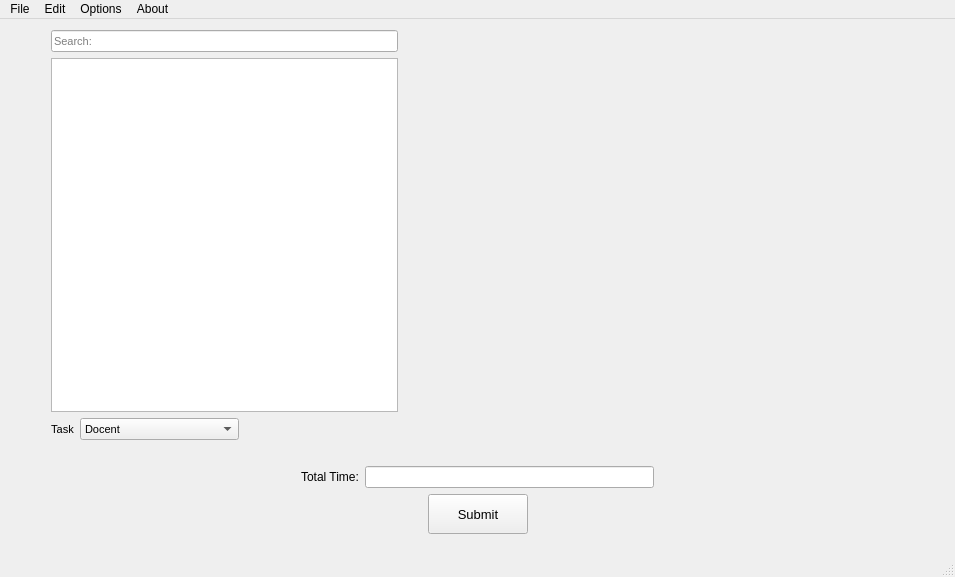
Old version of the form LogNotebook.ui in the repository Beanalones/Log_Notebook.
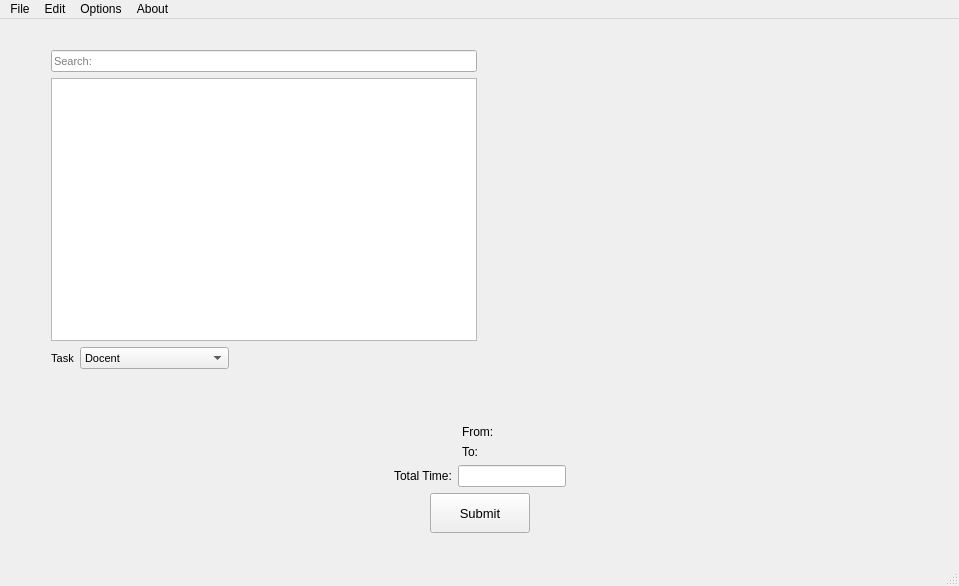
New version of the form. Custom widgets are drawn as their Qt base class.

Patch:
```diff
--- a/LogNotebook.ui
+++ b/LogNotebook.ui
@@ -6,8 +6,8 @@
    <rect>
     <x>0</x>
     <y>0</y>
-    <width>955</width>
-    <height>577</height>
+    <width>959</width>
+    <height>586</height>
    </rect>
   </property>
   <property name="windowTitle">
@@ -15,6 +15,22 @@
   </property>
   <widget class="QWidget" name="centralWidget">
    <layout class="QVBoxLayout" name="verticalLayout_2">
+    <item>
+     <spacer name="verticalSpacer">
+      <property name="orientation">
+       <enum>Qt::Vertical</enum>
+      </property>
+      <property name="sizeType">
+       <enum>QSizePolicy::Fixed</enum>
+      </property>
+      <property name="sizeHint" stdset="0">
+       <size>
+        <width>20</width>
+        <height>20</height>
+       </size>
+      </property>
+     </spacer>
+    </item>
     <item>
      <layout class="QHBoxLayout" name="horizontalLayout_3">
       <item>
@@ -37,6 +53,12 @@
        <layout class="QVBoxLayout" name="verticalLayout">
         <item>
          <widget class="QLineEdit" name="search">
+          <property name="sizePolicy">
+           <sizepolicy hsizetype="MinimumExpanding" vsizetype="Fixed">
+            <horstretch>0</horstretch>
+            <verstretch>0</verstretch>
+           </sizepolicy>
+          </property>
           <property name="font">
            <font>
             <pointsize>8</pointsize>
@@ -49,6 +71,12 @@
         </item>
         <item>
          <widget class="QListWidget" name="nameList">
+          <property name="sizePolicy">
+           <sizepolicy hsizetype="MinimumExpanding" vsizetype="MinimumExpanding">
+            <horstretch>0</horstretch>
+            <verstretch>0</verstretch>
+           </sizepolicy>
+          </property>
           <property name="font">
            <font>
             <pointsize>8</pointsize>
@@ -85,7 +113,7 @@
           <item>
            <widget class="QComboBox" name="taskCombo">
             <property name="sizePolicy">
-             <sizepolicy hsizetype="Expanding" vsizetype="Fixed">
+             <sizepolicy hsizetype="Maximum" vsizetype="Fixed">
               <horstretch>0</horstretch>
               <verstretch>0</verstretch>
              </sizepolicy>
@@ -166,6 +194,9 @@
             <property name="orientation">
              <enum>Qt::Horizontal</enum>
             </property>
+            <property name="sizeType">
+             <enum>QSizePolicy::MinimumExpanding</enum>
+            </property>
             <property name="sizeHint" stdset="0">
              <size>
               <width>40</width>
@@ -176,30 +207,20 @@
           </item>
          </layout>
         </item>
-        <item>
-         <spacer name="verticalSpacer_2">
-          <property name="orientation">
-           <enum>Qt::Vertical</enum>
-          </property>
-          <property name="sizeType">
-           <enum>QSizePolicy::Fixed</enum>
-          </property>
-          <property name="sizeHint" stdset="0">
-           <size>
-            <width>20</width>
-            <height>20</height>
-           </size>
-          </property>
-         </spacer>
-        </item>
        </layout>
       </item>
       <item>
        <widget class="CalendarWidget" name="calendar" native="true">
+        <property name="sizePolicy">
+         <sizepolicy hsizetype="MinimumExpanding" vsizetype="MinimumExpanding">
+          <horstretch>0</horstretch>
+          <verstretch>0</verstretch>
+         </sizepolicy>
+        </property>
         <property name="minimumSize">
          <size>
-          <width>500</width>
-          <height>0</height>
+          <width>100</width>
+          <height>100</height>
          </size>
         </property>
        </widget>
@@ -222,6 +243,82 @@
       </item>
      </layout>
     </item>
+    <item>
+     <spacer name="verticalSpacer_2">
+      <property name="orientation">
+       <enum>Qt::Vertical</enum>
+      </property>
+      <property name="sizeType">
+       <enum>QSizePolicy::Fixed</enum>
+      </property>
+      <property name="sizeHint" stdset="0">
+       <size>
+        <width>20</width>
+        <height>50</height>
+       </size>
+      </property>
+     </spacer>
+    </item>
+    <item>
+     <layout class="QHBoxLayout" name="horizontalLayout_6">
+      <item>
+       <spacer name="horizontalSpacer_10">
+        <property name="orientation">
+         <enum>Qt::Horizontal</enum>
+        </property>
+        <property name="sizeHint" stdset="0">
+         <size>
+          <width>40</width>
+          <height>20</height>
+         </size>
+        </property>
+       </spacer>
+      </item>
+      <item>
+       <layout class="QVBoxLayout" name="verticalLayout_3">
+        <item>
+         <widget class="QLabel" name="startDateLbl">
+          <property name="sizePolicy">
+           <sizepolicy hsizetype="Minimum" vsizetype="Maximum">
+            <horstretch>0</horstretch>
+            <verstretch>0</verstretch>
+           </sizepolicy>
+          </property>
+          <property name="text">
+           <string>From: </string>
+          </property>
+         </widget>
+        </item>
+        <item>
+         <widget class="QLabel" name="endDateLbl">
+          <property name="sizePolicy">
+           <sizepolicy hsizetype="Minimum" vsizetype="Maximum">
+            <horstretch>0</horstretch>
+            <verstretch>0</verstretch>
+           </sizepolicy>
+          </property>
+          <property name="text">
+           <string>To: </string>
+          </property>
+         </widget>
+        </item>
+       </layout>
+      </item>
+      <item>
+       <spacer name="horizontalSpacer_11">
+        <property name="orientation">
+         <enum>Qt::Horizontal</enum>
+        </property>
+        <property name="sizeHint" stdset="0">
+         <size>
+          <width>40</width>
+          <height>20</height>
+         </size>
+        </property>
+       </spacer>
+      </item>
+     </layout>
+    </item>
     <item>
      <layout class="QHBoxLayout" name="horizontalLayout_2">
       <item>
@@ -245,7 +342,23 @@
        </widget>
       </item>
       <item>
-       <widget class="QLineEdit" name="totalTime"/>
+       <widget class="QLineEdit" name="totalTime">
+        <property name="sizePolicy">
+         <sizepolicy hsizetype="Maximum" vsizetype="Fixed">
+          <horstretch>0</horstretch>
+          <verstretch>0</verstretch>
+         </sizepolicy>
+        </property>
+        <property name="inputMask">
+         <string/>
+        </property>
+        <property name="text">
+         <string/>
+        </property>
+        <property name="maxLength">
+         <number>32767</number>
+        </property>
+       </widget>
       </item>
       <item>
        <spacer name="horizontalSpacer_4">
@@ -321,7 +434,7 @@
       <property name="sizeHint" stdset="0">
        <size>
         <width>20</width>
-        <height>10</height>
+        <height>20</height>
        </size>
       </property>
      </spacer>
@@ -333,7 +446,7 @@
     <rect>
      <x>0</x>
      <y>0</y>
-     <width>955</width>
+     <width>959</width>
      <height>26</height>
     </rect>
    </property>
```
Left out of the diff: 2 changed lines with no effect on the pictures.
